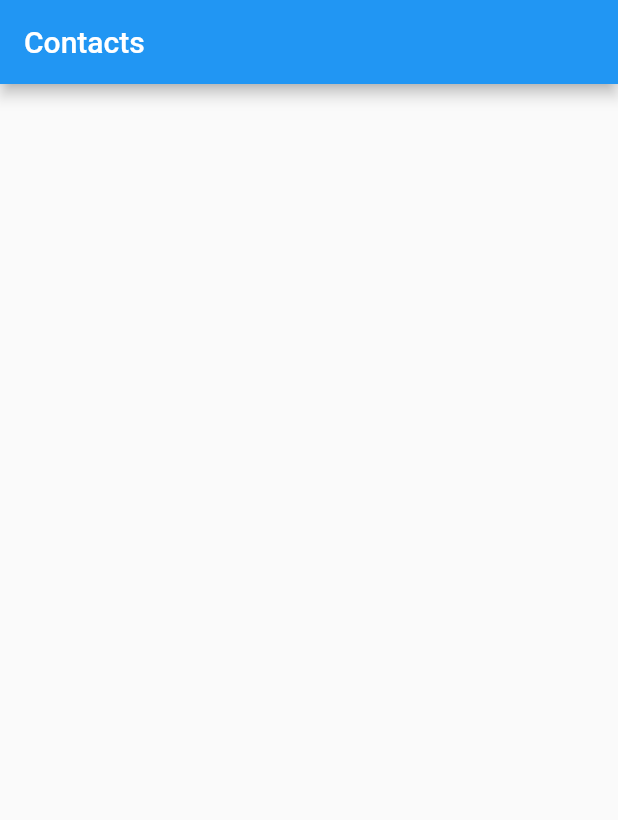
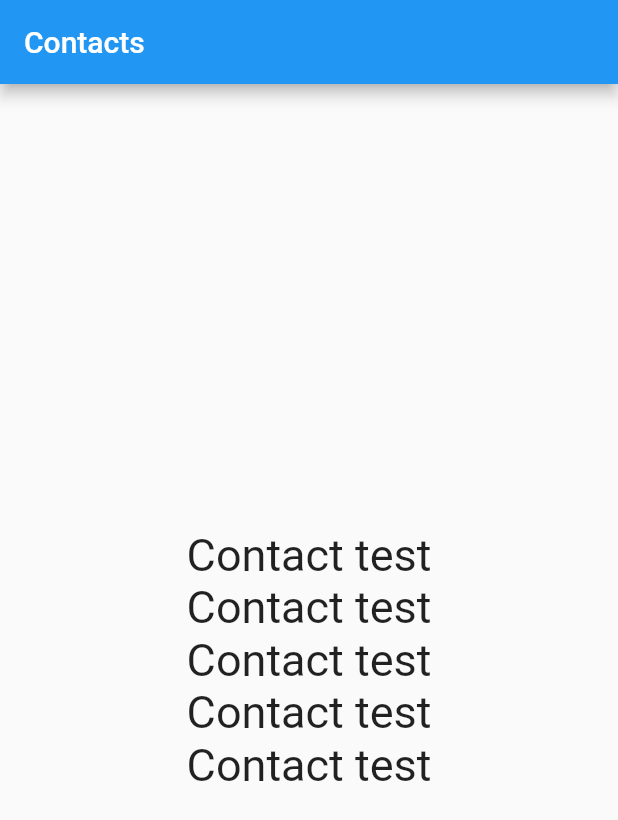
Before and after one commit to SamuelWorld20/Contact_app, a Flutter app: the screen it shows after launch, on a phone screen of 412 x 824 dp. Shown: the top 820 px of the screen. Run offline on Flutter 3.47's test engine with Material 2 defaults, Android fonts, the phone set to English and light mode, and no system bars.

Commit message:
vertical list

```diff
--- a/lib/ui/contacts_list/contacts_list_page.dart
+++ b/lib/ui/contacts_list/contacts_list_page.dart
@@ -4,7 +4,36 @@ class ContactsListPage extends StatelessWidget {
   @override
   Widget build(BuildContext context) {
     return Scaffold(
-      appBar: AppBar(title: const Text('Contacts')),
+      appBar: AppBar(
+        title: const Text('Contacts'),
+      ),
+      body: Center(
+        child: Column(
+          mainAxisSize: MainAxisSize.min,
+          children: [
+            Text(
+              'Contact test',
+              style: TextStyle(fontSize: 30),
+            ),
+            Text(
+              'Contact test',
+              style: TextStyle(fontSize: 30),
+            ),
+            Text(
+              'Contact test',
+              style: TextStyle(fontSize: 30),
+            ),
+            Text(
+              'Contact test',
+              style: TextStyle(fontSize: 30),
+            ),
+            Text(
+              'Contact test',
+              style: TextStyle(fontSize: 30),
+            ),
+          ],
+        ),
+      ),
     );
   }
 }
```
